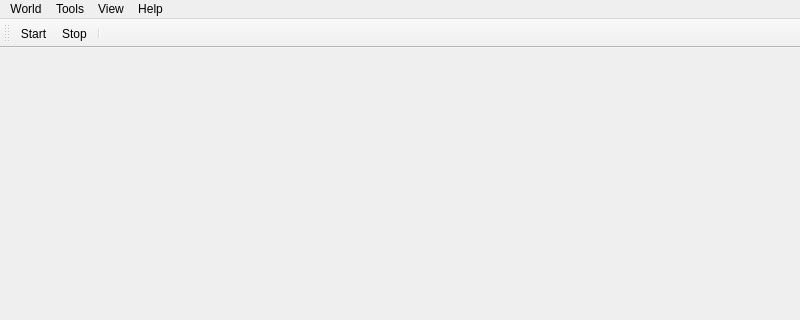
Before: the Qt Designer form april/AprilDream/gui/mw.ui in TNick/april, drawn with Qt 5; both pictures show x 0 to 800 and y 0 to 320 of the 800 by 600 pixel window.
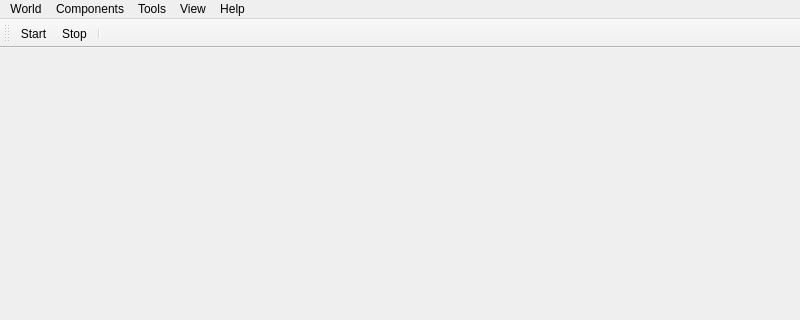
After: the same form once the commit is applied. Icons and pictures are not drawn.

What changed in the file:
```diff
--- a/april/AprilDream/gui/mw.ui
+++ b/april/AprilDream/gui/mw.ui
@@ -52,7 +52,16 @@
      <string>Help</string>
     </property>
    </widget>
+   <widget class="QMenu" name="menuComponents">
+    <property name="title">
+     <string>Components</string>
+    </property>
+    <addaction name="action_new_kind"/>
+    <addaction name="action_edit_kind"/>
+    <addaction name="separator"/>
+   </widget>
    <addaction name="menuWorld"/>
+   <addaction name="menuComponents"/>
    <addaction name="menuTools"/>
    <addaction name="menuView"/>
    <addaction name="menuHelp"/>
```
Left out of the diff: 10 changed lines with no effect on the pictures.
